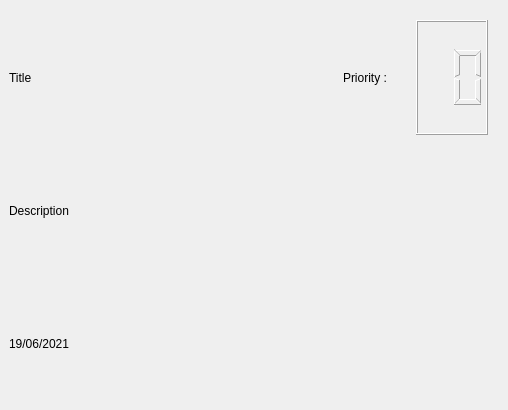
Before: the Qt Designer form include/TaskWidget.ui in Ola-jed/QTodo, drawn with Qt 5.
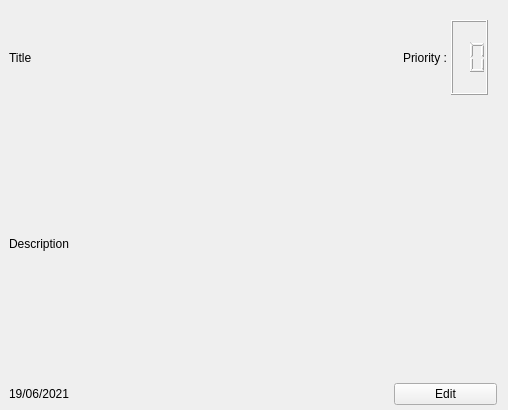
After: the same form once the commit is applied. Icons and pictures are not drawn.

Diff of the .ui file:
```diff
--- a/include/TaskWidget.ui
+++ b/include/TaskWidget.ui
@@ -13,12 +13,12 @@
   <property name="windowTitle">
    <string>TaskWidget</string>
   </property>
-  <layout class="QGridLayout" name="gridLayout">
+  <layout class="QGridLayout" name="gridLayout" rowstretch="1,3,1" columnstretch="2,1,0">
    <property name="leftMargin">
     <number>9</number>
    </property>
    <property name="bottomMargin">
-    <number>0</number>
+    <number>5</number>
    </property>
    <property name="spacing">
     <number>0</number>
@@ -84,13 +84,24 @@
      </property>
     </widget>
    </item>
-   <item row="2" column="0" colspan="3">
+   <item row="2" column="0" colspan="2">
     <widget class="QLabel" name="dateLabel">
      <property name="text">
       <string>19/06/2021</string>
      </property>
     </widget>
    </item>
+   <item row="2" column="2">
+    <widget class="QPushButton" name="edit">
+     <property name="text">
+      <string>Edit</string>
+     </property>
+     <property name="icon">
+      <iconset>
+       <normaloff>../assets/edit.png</normaloff>../assets/edit.png</iconset>
+     </property>
+    </widget>
+   </item>
   </layout>
  </widget>
  <resources/>
```
